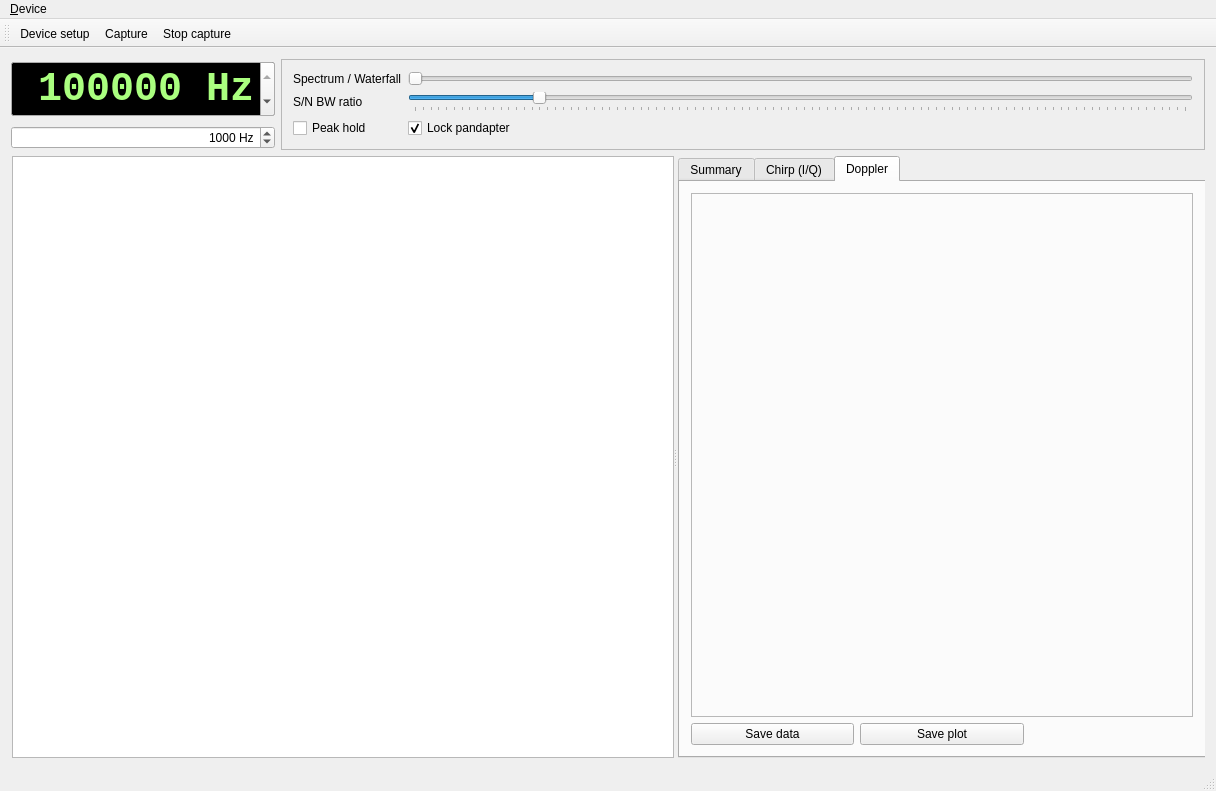
BatchDrake/qstones, file ui/mainui.ui: the form before one commit.
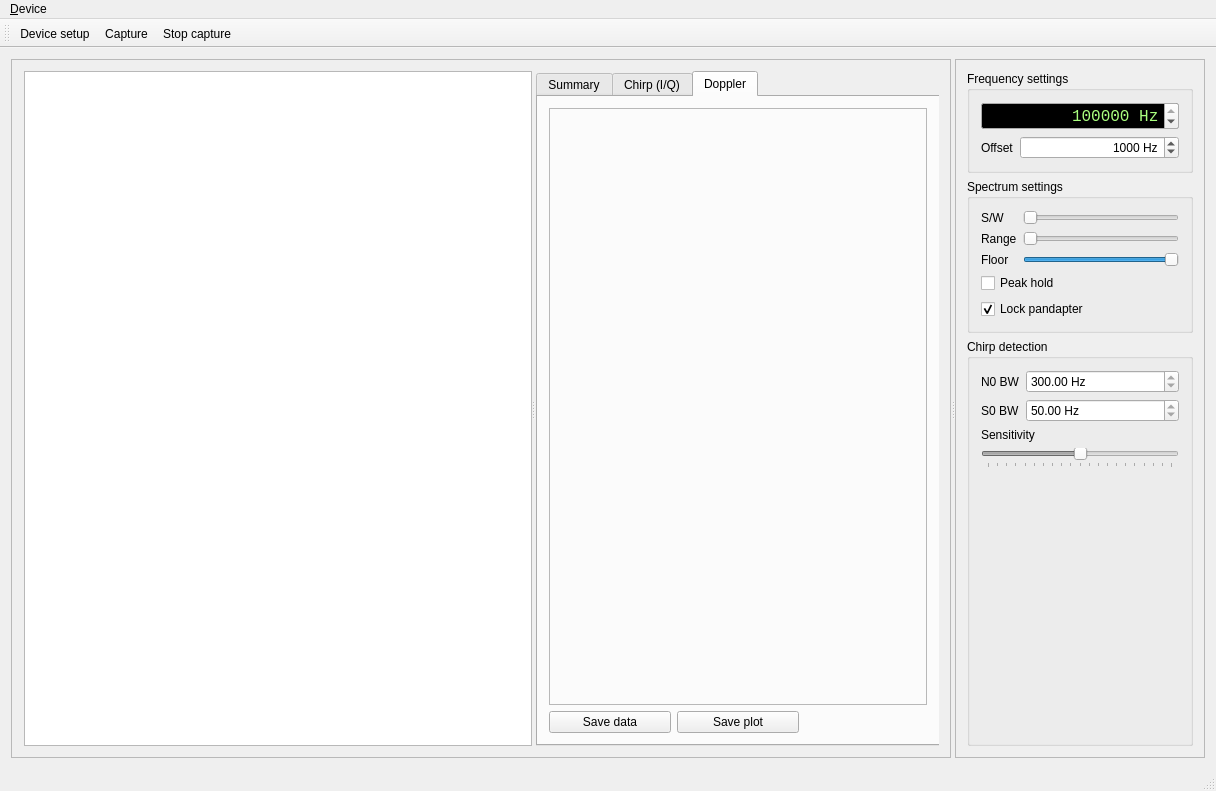
The form after the commit. The open tabs and pages were chosen to show the change. Icons and pictures are not drawn.

```diff
--- a/ui/mainui.ui
+++ b/ui/mainui.ui
@@ -26,10 +26,21 @@
      <verstretch>0</verstretch>
     </sizepolicy>
    </property>
+   <layout class="QGridLayout" name="gridLayout_5">
+    <item row="0" column="0">
+     <widget class="QSplitter" name="splitter_2">
+      <property name="orientation">
+       <enum>Qt::Horizontal</enum>
+      </property>
+      <widget class="QFrame" name="frame">
+       <property name="frameShape">
+        <enum>QFrame::StyledPanel</enum>
+       </property>
+       <property name="frameShadow">
+        <enum>QFrame::Raised</enum>
+       </property>
    <layout class="QGridLayout" name="gridLayout">
-    <item row="1" column="0">
-     <layout class="QVBoxLayout" name="verticalLayout">
-      <item>
+        <item row="0" column="0">
        <widget class="QSplitter" name="verticalSplitter">
         <property name="layoutDirection">
          <enum>Qt::RightToLeft</enum>
@@ -208,85 +219,72 @@
        </widget>
       </item>
      </layout>
-    </item>
-    <item row="0" column="0">
+      </widget>
+      <widget class="QFrame" name="frame_2">
+       <property name="sizePolicy">
+        <sizepolicy hsizetype="Minimum" vsizetype="Preferred">
+         <horstretch>0</horstretch>
+         <verstretch>0</verstretch>
+        </sizepolicy>
+       </property>
+       <property name="maximumSize">
+        <size>
+         <width>250</width>
+         <height>16777215</height>
+        </size>
+       </property>
+       <property name="frameShape">
+        <enum>QFrame::StyledPanel</enum>
+       </property>
+       <property name="frameShadow">
+        <enum>QFrame::Raised</enum>
+       </property>
      <layout class="QGridLayout" name="gridLayout_2">
-      <property name="sizeConstraint">
-       <enum>QLayout::SetMinimumSize</enum>
-      </property>
-      <item row="0" column="1" rowspan="2">
-       <widget class="QFrame" name="frame">
-        <property name="frameShape">
-         <enum>QFrame::StyledPanel</enum>
-        </property>
-        <property name="frameShadow">
-         <enum>QFrame::Raised</enum>
+        <item row="0" column="0">
+         <widget class="QGroupBox" name="groupBox">
+          <property name="sizePolicy">
+           <sizepolicy hsizetype="Minimum" vsizetype="Fixed">
+            <horstretch>0</horstretch>
+            <verstretch>0</verstretch>
+           </sizepolicy>
+          </property>
+          <property name="title">
+           <string>Frequency settings</string>
         </property>
         <layout class="QFormLayout" name="formLayout">
-         <item row="0" column="0">
-          <widget class="QLabel" name="label_5">
+           <item row="1" column="0">
+            <widget class="QLabel" name="label_11">
            <property name="text">
-            <string>Spectrum / Waterfall</string>
+              <string>Offset</string>
            </property>
           </widget>
          </item>
-         <item row="0" column="1">
-          <widget class="QSlider" name="sWRatio">
-           <property name="orientation">
-            <enum>Qt::Horizontal</enum>
-           </property>
-          </widget>
-         </item>
-         <item row="2" column="0">
-          <widget class="QLabel" name="label_6">
-           <property name="text">
-            <string>S/N BW ratio</string>
-           </property>
-          </widget>
-         </item>
-         <item row="2" column="1">
-          <widget class="QSlider" name="sSNRBW">
+           <item row="1" column="1">
+            <widget class="QSpinBox" name="sbIFFreq">
+             <property name="sizePolicy">
+              <sizepolicy hsizetype="Minimum" vsizetype="Fixed">
+               <horstretch>0</horstretch>
+               <verstretch>0</verstretch>
+              </sizepolicy>
+             </property>
+             <property name="alignment">
+              <set>Qt::AlignRight|Qt::AlignTrailing|Qt::AlignVCenter</set>
+             </property>
+             <property name="suffix">
+              <string> Hz</string>
+             </property>
+             <property name="minimum">
+              <number>-2000000000</number>
+             </property>
+             <property name="maximum">
+              <number>2000000000</number>
+             </property>
            <property name="value">
-            <number>16</number>
-           </property>
-           <property name="orientation">
-            <enum>Qt::Horizontal</enum>
-           </property>
-           <property name="invertedAppearance">
-            <bool>false</bool>
-           </property>
-           <property name="invertedControls">
-            <bool>false</bool>
-           </property>
-           <property name="tickPosition">
-            <enum>QSlider::TicksBelow</enum>
-           </property>
-          </widget>
-         </item>
-         <item row="3" column="0">
-          <widget class="QCheckBox" name="checkBox">
-           <property name="text">
-            <string>Peak hold</string>
-           </property>
-          </widget>
-         </item>
-         <item row="3" column="1">
-          <widget class="QCheckBox" name="cbLockPandapter">
-           <property name="text">
-            <string>Lock pandapter</string>
-           </property>
-           <property name="checked">
-            <bool>true</bool>
-           </property>
-           <property name="tristate">
-            <bool>false</bool>
-           </property>
-          </widget>
-         </item>
-        </layout>
-       </widget>
-      </item>
-      <item row="0" column="0">
+              <number>1000</number>
+             </property>
+            </widget>
+           </item>
+           <item row="0" column="0" colspan="2">
        <widget class="QSpinBox" name="sbRXFreq">
         <property name="sizePolicy">
          <sizepolicy hsizetype="Minimum" vsizetype="Fixed">
@@ -361,10 +359,7 @@
         <property name="font">
          <font>
           <family>Monospace</family>
-          <pointsize>30</pointsize>
-          <weight>75</weight>
-          <bold>true</bold>
-          <kerning>true</kerning>
+               <pointsize>12</pointsize>
          </font>
         </property>
         <property name="alignment">
@@ -381,32 +376,248 @@
         </property>
        </widget>
       </item>
+          </layout>
+         </widget>
+        </item>
       <item row="1" column="0">
-       <widget class="QSpinBox" name="sbIFFreq">
+         <widget class="QGroupBox" name="groupBox_3">
         <property name="sizePolicy">
+           <sizepolicy hsizetype="Preferred" vsizetype="Fixed">
+            <horstretch>0</horstretch>
+            <verstretch>0</verstretch>
+           </sizepolicy>
+          </property>
+          <property name="title">
+           <string>Spectrum settings</string>
+          </property>
+          <layout class="QFormLayout" name="formLayout_4">
+           <item row="0" column="0">
+            <widget class="QLabel" name="label_5">
+             <property name="sizePolicy">
+              <sizepolicy hsizetype="Minimum" vsizetype="Preferred">
+               <horstretch>0</horstretch>
+               <verstretch>0</verstretch>
+              </sizepolicy>
+             </property>
+             <property name="text">
+              <string>S/W</string>
+             </property>
+            </widget>
+           </item>
+           <item row="0" column="1">
+            <widget class="QSlider" name="sWRatio">
+             <property name="sizePolicy">
          <sizepolicy hsizetype="Minimum" vsizetype="Fixed">
           <horstretch>0</horstretch>
           <verstretch>0</verstretch>
          </sizepolicy>
         </property>
-        <property name="alignment">
-         <set>Qt::AlignRight|Qt::AlignTrailing|Qt::AlignVCenter</set>
-        </property>
+             <property name="orientation">
+              <enum>Qt::Horizontal</enum>
+             </property>
+            </widget>
+           </item>
+           <item row="1" column="0">
+            <widget class="QLabel" name="label_7">
+             <property name="text">
+              <string>Range</string>
+             </property>
+            </widget>
+           </item>
+           <item row="1" column="1">
+            <widget class="QSlider" name="sRange">
+             <property name="sizePolicy">
+              <sizepolicy hsizetype="Minimum" vsizetype="Fixed">
+               <horstretch>0</horstretch>
+               <verstretch>0</verstretch>
+              </sizepolicy>
+             </property>
+             <property name="minimum">
+              <number>10</number>
+             </property>
+             <property name="maximum">
+              <number>150</number>
+             </property>
+             <property name="orientation">
+              <enum>Qt::Horizontal</enum>
+             </property>
+             <property name="invertedAppearance">
+              <bool>false</bool>
+             </property>
+             <property name="invertedControls">
+              <bool>false</bool>
+             </property>
+             <property name="tickPosition">
+              <enum>QSlider::NoTicks</enum>
+             </property>
+            </widget>
+           </item>
+           <item row="2" column="0">
+            <widget class="QLabel" name="label_8">
+             <property name="text">
+              <string>Floor</string>
+             </property>
+            </widget>
+           </item>
+           <item row="2" column="1">
+            <widget class="QSlider" name="sFloor">
+             <property name="sizePolicy">
+              <sizepolicy hsizetype="Minimum" vsizetype="Fixed">
+               <horstretch>0</horstretch>
+               <verstretch>0</verstretch>
+              </sizepolicy>
+             </property>
+             <property name="minimum">
+              <number>-150</number>
+             </property>
+             <property name="maximum">
+              <number>0</number>
+             </property>
+             <property name="orientation">
+              <enum>Qt::Horizontal</enum>
+             </property>
+            </widget>
+           </item>
+           <item row="3" column="0" colspan="2">
+            <widget class="QCheckBox" name="cbPeakHold">
+             <property name="text">
+              <string>Peak hold</string>
+             </property>
+            </widget>
+           </item>
+           <item row="4" column="0" colspan="2">
+            <widget class="QCheckBox" name="cbLockPandapter">
+             <property name="text">
+              <string>Lock pandapter</string>
+             </property>
+             <property name="checked">
+              <bool>true</bool>
+             </property>
+             <property name="tristate">
+              <bool>false</bool>
+             </property>
+            </widget>
+           </item>
+          </layout>
+         </widget>
+        </item>
+        <item row="2" column="0">
+         <widget class="QGroupBox" name="groupBox_2">
+          <property name="sizePolicy">
+           <sizepolicy hsizetype="Preferred" vsizetype="Expanding">
+            <horstretch>0</horstretch>
+            <verstretch>0</verstretch>
+           </sizepolicy>
+          </property>
+          <property name="title">
+           <string>Chirp detection</string>
+          </property>
+          <layout class="QFormLayout" name="formLayout_3">
+           <item row="0" column="0">
+            <widget class="QLabel" name="label_9">
+             <property name="text">
+              <string>N0 BW</string>
+             </property>
+            </widget>
+           </item>
+           <item row="0" column="1">
+            <widget class="QDoubleSpinBox" name="doubleSpinBox">
+             <property name="enabled">
+              <bool>true</bool>
+             </property>
+             <property name="readOnly">
+              <bool>true</bool>
+             </property>
         <property name="suffix">
          <string> Hz</string>
         </property>
-        <property name="minimum">
-         <number>-2000000000</number>
-        </property>
+             <property name="maximum">
+              <double>100000.000000000000000</double>
+             </property>
+             <property name="value">
+              <double>300.000000000000000</double>
+             </property>
+            </widget>
+           </item>
+           <item row="1" column="0">
+            <widget class="QLabel" name="label_10">
+             <property name="sizePolicy">
+              <sizepolicy hsizetype="Preferred" vsizetype="Minimum">
+               <horstretch>0</horstretch>
+               <verstretch>0</verstretch>
+              </sizepolicy>
+             </property>
+             <property name="text">
+              <string>S0 BW</string>
+             </property>
+            </widget>
+           </item>
+           <item row="1" column="1">
+            <widget class="QDoubleSpinBox" name="doubleSpinBox_2">
+             <property name="enabled">
+              <bool>true</bool>
+             </property>
+             <property name="readOnly">
+              <bool>true</bool>
+             </property>
+             <property name="suffix">
+              <string> Hz</string>
+             </property>
+             <property name="value">
+              <double>50.000000000000000</double>
+             </property>
+            </widget>
+           </item>
+           <item row="2" column="0" colspan="2">
+            <widget class="QLabel" name="label_6">
+             <property name="text">
+              <string>Sensitivity</string>
+             </property>
+            </widget>
+           </item>
+           <item row="3" column="0" colspan="2">
+            <widget class="QSlider" name="sSensitivity">
+             <property name="enabled">
+              <bool>false</bool>
+             </property>
+             <property name="sizePolicy">
+              <sizepolicy hsizetype="Minimum" vsizetype="Fixed">
+               <horstretch>0</horstretch>
+               <verstretch>0</verstretch>
+              </sizepolicy>
+             </property>
         <property name="maximum">
-         <number>2000000000</number>
+              <number>100</number>
         </property>
         <property name="value">
-         <number>1000</number>
-        </property>
+              <number>50</number>
+             </property>
+             <property name="tracking">
+              <bool>true</bool>
+             </property>
+             <property name="orientation">
+              <enum>Qt::Horizontal</enum>
+             </property>
+             <property name="invertedAppearance">
+              <bool>false</bool>
+             </property>
+             <property name="invertedControls">
+              <bool>false</bool>
+             </property>
+             <property name="tickPosition">
+              <enum>QSlider::TicksBelow</enum>
+             </property>
+             <property name="tickInterval">
+              <number>5</number>
+             </property>
        </widget>
       </item>
      </layout>
+         </widget>
+        </item>
+       </layout>
+      </widget>
+     </widget>
     </item>
    </layout>
   </widget>
```
Left out of the diff: 4 changed lines with no effect on the pictures. Lines whose indentation alone changed are shown as unchanged.
